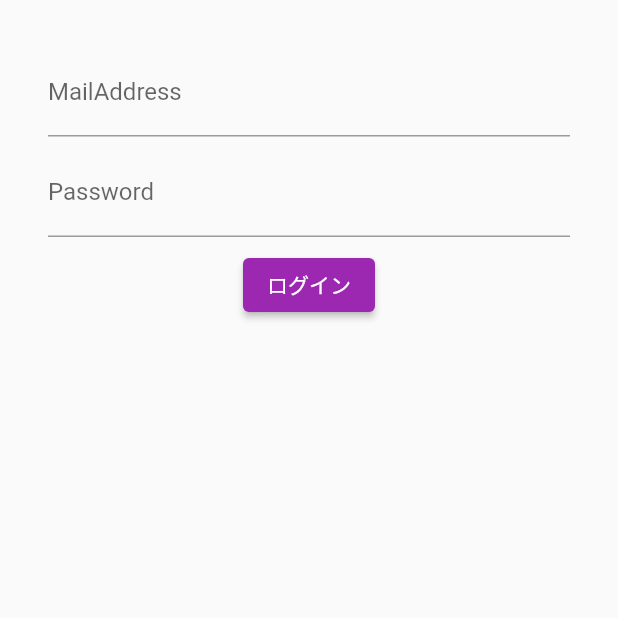
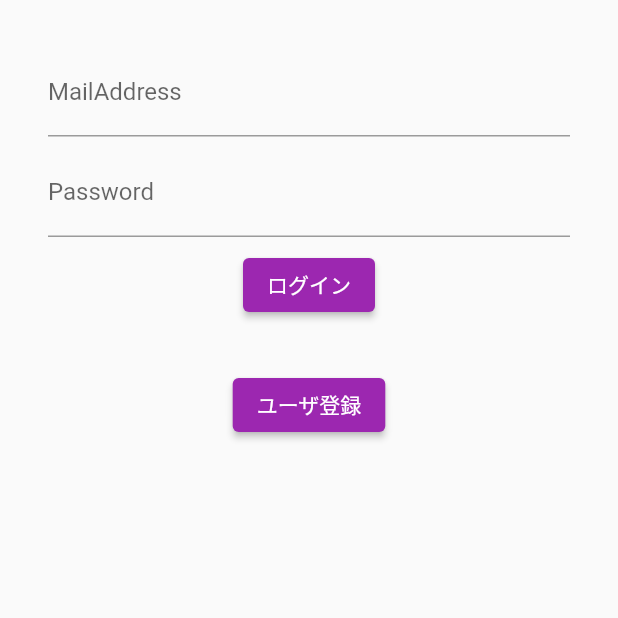
Before and after one commit to rinkane/Motivate-Scheduler, a Flutter app: the screen it shows after launch, on a phone screen of 412 x 824 dp, the top half of it. Run offline on Flutter 3.47's test engine with Material 2 defaults, Android fonts, the phone set to English and light mode, and no system bars; our stand-ins replace charts_flutter, dotted_border, firebase_auth, firebase_core; accounts and stored records are empty.

Commit message:
ログイン画面・ユーザ登録画面周りの画面遷移シーケンスを実装した。

```diff
--- a/scheduler/lib/main.dart
+++ b/scheduler/lib/main.dart
@@ -2,42 +2,10 @@ import 'package:flutter/material.dart';
 import 'package:firebase_core/firebase_core.dart';
 
 import 'firebase_options.dart';
-import 'view/scheduleListView.dart';
-import 'view/motivationGraphView.dart';
-import 'view/registUserPage.dart';
 import 'view/loginPage.dart';
-import 'model/schedule.dart';
 
 const String appName = "Motivate Scheduler";
 
-List<Schedule> schedules = [
-  Schedule.of(
-      "予定1",
-      10,
-      DateTime(DateTime.now().year, DateTime.now().month, DateTime.now().day,
-          DateTime.now().hour, DateTime.now().minute),
-      DateTime(DateTime.now().year, DateTime.now().month, DateTime.now().day,
-              DateTime.now().hour, DateTime.now().minute)
-          .add(const Duration(days: 1))),
-  Schedule.of(
-      "予定2",
-      -30,
-      DateTime(DateTime.now().year, DateTime.now().month, DateTime.now().day,
-              DateTime.now().hour, DateTime.now().minute)
-          .add(const Duration(days: -1)),
-      DateTime(DateTime.now().year, DateTime.now().month, DateTime.now().day,
-              DateTime.now().hour, DateTime.now().minute)
-          .add(const Duration(days: 2))),
-  Schedule.of(
-      "予定3",
-      40,
-      DateTime(DateTime.now().year, DateTime.now().month, DateTime.now().day,
-              DateTime.now().hour, DateTime.now().minute)
-          .add(const Duration(days: -2)),
-      DateTime(DateTime.now().year, DateTime.now().month, DateTime.now().day,
-              DateTime.now().hour, DateTime.now().minute)
-          .add(const Duration(days: 0)))
-];
 void main() async {
   await Firebase.initializeApp(options: DefaultFirebaseOptions.web);
   runApp(const MyApp());
@@ -53,16 +21,6 @@ class MyApp extends StatelessWidget {
       theme: ThemeData(
         primarySwatch: Colors.purple,
       ),
-      routes: <String, WidgetBuilder>{
-        '/home': (BuildContext context) => ScheduleListView(
-              title: appName,
-              schedules: schedules,
-            ),
-        '/motivation': (BuildContext context) => MotivationGraphView(
-              title: appName,
-              schedules: schedules,
-            ),
-      },
       home: const LoginPage(),
     );
   }
--- a/scheduler/lib/view/loginPage.dart
+++ b/scheduler/lib/view/loginPage.dart
@@ -1,5 +1,10 @@
 import 'package:flutter/material.dart';
 import 'package:firebase_auth/firebase_auth.dart';
+
+import 'registUserPage.dart';
+import 'scheduleListView.dart';
+
+const String appName = "Motivate Scheduler";
 
 class LoginPage extends StatefulWidget {
   const LoginPage({Key? key}) : super(key: key);
@@ -56,6 +61,13 @@ class _LoginPageState extends State<LoginPage> {
                     setState(() {
                       infoText = "ログイン成功:${user.email}";
                     });
+                    Navigator.push(
+                      context,
+                      MaterialPageRoute(
+                        builder: (context) => const ScheduleListView(
+                            title: appName, schedules: []),
+                      ),
+                    );
                   } catch (e) {
                     setState(() {
                       infoText = "ログイン失敗:${e.toString()}";
@@ -65,6 +77,17 @@ class _LoginPageState extends State<LoginPage> {
               ),
               const SizedBox(height: 8),
               Text(infoText),
+              const SizedBox(height: 8),
+              ElevatedButton(
+                child: const Text("ユーザ登録"),
+                onPressed: () async {
+                  await Navigator.push(
+                      context,
+                      MaterialPageRoute(
+                        builder: (context) => const RegistUserPage(),
+                      ));
+                },
+              ),
             ],
           ),
         ),
--- a/scheduler/lib/view/registUserPage.dart
+++ b/scheduler/lib/view/registUserPage.dart
@@ -58,6 +58,7 @@ class _RegistUserPageState extends State<RegistUserPage> {
                     setState(() {
                       infoText = "登録成功:${user.email}";
                     });
+                    Navigator.pop(context);
                   } catch (e) {
                     setState(() {
                       infoText = "登録失敗:${e.toString()}";
```
Also changed, not shown: scheduler/lib/view/scheduleListView.dart (+2 -5 lines), scheduler/lib/view/viewSelectDrawer.dart (+17 -6 lines).
